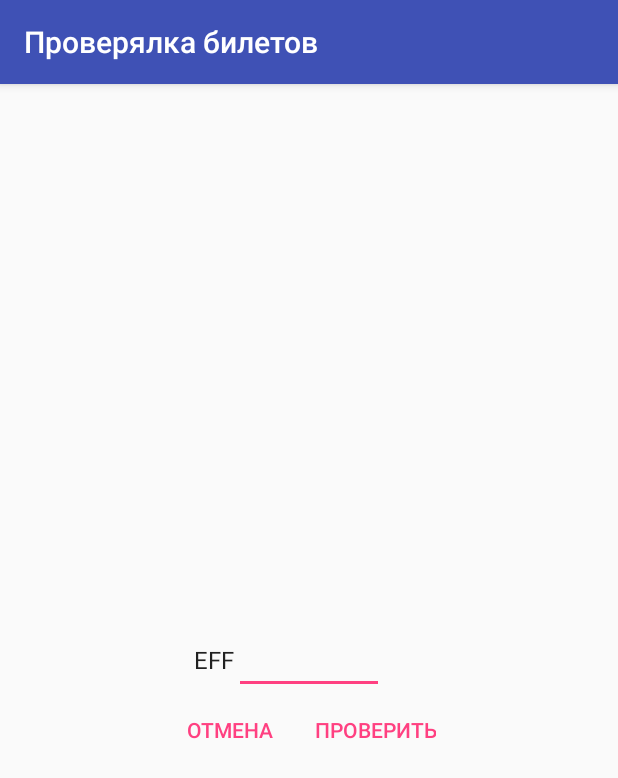
After one commit to cab404/ticketChecker, an Android app: the fragment EnterCodeFragment shown on its own in the app's theme, on a phone screen of 412 x 824 dp. The commit adds this screen. Shown: the top 778 px of the screen. Run offline under Robolectric (Android 15) with nearby library versions, the phone set to English and light mode, and no system bars; libraries missing offline, so code that uses them is left out: kotlinx.coroutines.experimental; 1 statement that could not run was skipped.

Commit message:
added text input

```diff
--- /dev/null
+++ b/app/src/main/java/ru/cab404/ticketchecker/fragments/EnterCodeFragment.kt
@@ -0,0 +1,53 @@
+package ru.cab404.ticketchecker.fragments
+
+import android.os.Bundle
+import android.view.View
+import android.view.inputmethod.EditorInfo
+import kotlinx.android.synthetic.main.fragment_enter_text.*
+import ru.cab404.ticketchecker.R
+import ru.cab404.ticketchecker.utils.BaseFragment
+
+/**
+ * Created on 3/31/18.
+ * @author cab404
+ */
+
+
+class EnterCodeFragment : BaseFragment(layout = R.layout.fragment_enter_text) {
+
+    interface CodeListener {
+        fun onCancel()
+        fun onCodeGot(code: String)
+    }
+
+    var listener: CodeListener? = null
+
+
+    fun checkCode() {
+        if (vCode.text.length == 8)
+            listener?.onCodeGot("eff" + vCode.text.toString())
+    }
+
+    override fun onViewCreated(view: View, savedInstanceState: Bundle?) {
+        super.onViewCreated(view, savedInstanceState)
+
+        vCancel.setOnClickListener {
+            listener?.onCancel()
+        }
+
+        vCheck.setOnClickListener {
+            checkCode()
+        }
+
+        vCode.setOnEditorActionListener { v, actionId, event ->
+            println(event.action)
+            if (actionId == EditorInfo.IME_ACTION_UNSPECIFIED) {
+                checkCode()
+                true
+            } else
+                false
+        }
+
+    }
+
+}
--- /dev/null
+++ b/app/src/main/res/layout/fragment_enter_text.xml
@@ -0,0 +1,49 @@
+<?xml version="1.0" encoding="utf-8"?>
+<RelativeLayout xmlns:android="http://schemas.android.com/apk/res/android"
+    android:layout_width="match_parent"
+    android:layout_height="match_parent"
+    android:orientation="horizontal">
+
+    <EditText
+        android:id="@+id/vCode"
+        android:layout_width="100dp"
+        android:layout_height="wrap_content"
+        android:layout_centerInParent="true"
+        android:digits="1234567890"
+        android:inputType="number"
+        android:gravity="center"
+        android:maxLength="8" />
+
+    <TextView
+        android:layout_width="wrap_content"
+        android:layout_height="wrap_content"
+        android:layout_alignBottom="@id/vCode"
+        android:layout_alignTop="@id/vCode"
+        android:layout_toLeftOf="@id/vCode"
+        android:gravity="center"
+        android:textAppearance="?android:textAppearanceListItem"
+        android:text="EFF" />
+
+    <LinearLayout
+        android:layout_width="wrap_content"
+        android:layout_height="wrap_content"
+        android:layout_centerHorizontal="true"
+        android:layout_below="@id/vCode">
+
+        <Button
+            style="@style/Widget.AppCompat.Button.Borderless.Colored"
+            android:layout_width="wrap_content"
+            android:layout_height="wrap_content"
+            android:text="@string/button_cancel"
+            android:id="@+id/vCancel"/>
+
+        <Button
+            style="@style/Widget.AppCompat.Button.Borderless.Colored"
+            android:layout_width="wrap_content"
+            android:layout_height="wrap_content"
+            android:text="@string/button_check"
+            android:id="@+id/vCheck"/>
+
+    </LinearLayout>
+
+</RelativeLayout>
--- a/app/src/main/res/values/strings.xml
+++ b/app/src/main/res/values/strings.xml
@@ -8,4 +8,6 @@
     <string name="button_mark">Отметить как вошедшего</string>
     <string name="button_enter_code_manually">Ввести код вручную</string>
     <string name="button_enter_code_manually_short">Ввести код</string>
+    <string name="button_cancel">Отмена</string>
+    <string name="button_check">Проверить</string>
 </resources>
```
Also changed, not shown: app/src/main/java/ru/cab404/ticketchecker/activity/MainActivity.kt (+66 -19 lines).
